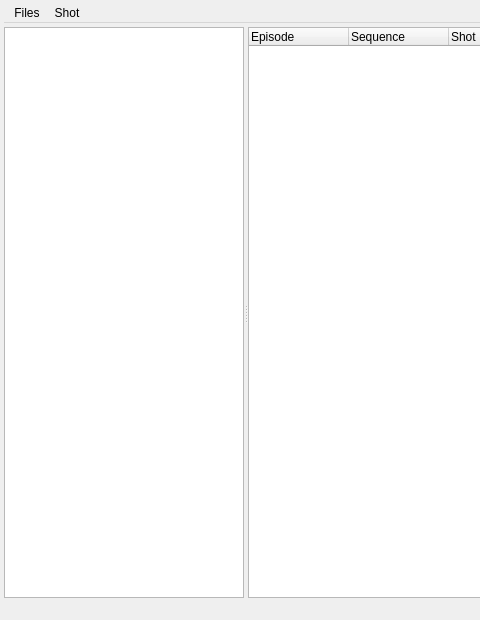
First picture: the form in scripts/ui/shot_manager.ui, repository smartanimation/smartlibrary, before the edit; both pictures show x 0 to 480 and y 0 to 620 of the 981 by 620 pixel window.
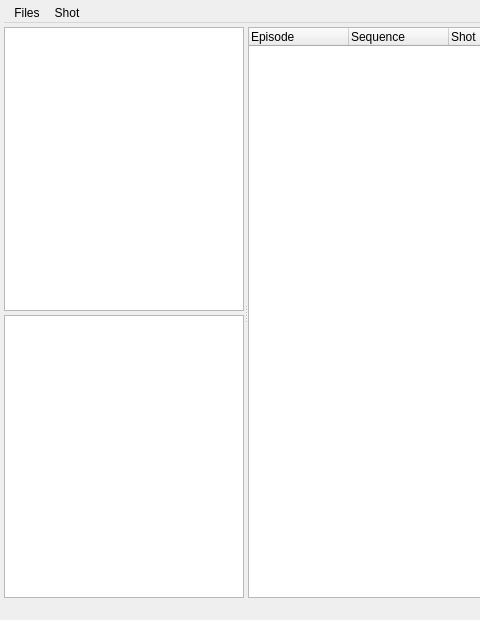
Second picture: the form after the edit.

```diff
--- a/scripts/ui/shot_manager.ui
+++ b/scripts/ui/shot_manager.ui
@@ -83,7 +83,7 @@
          <property name="orientation">
           <enum>Qt::Horizontal</enum>
          </property>
-         <widget class="QTreeWidget" name="shot_filter_tree">
+         <widget class="QWidget" name="shot_filter_panel">
           <property name="minimumSize">
            <size>
             <width>140</width>
@@ -96,6 +96,27 @@
             <height>16777215</height>
            </size>
           </property>
+          <layout class="QVBoxLayout" name="shot_filter_panel_layout">
+           <property name="spacing">
+            <number>4</number>
+           </property>
+           <property name="leftMargin">
+            <number>0</number>
+           </property>
+           <property name="topMargin">
+            <number>0</number>
+           </property>
+           <property name="rightMargin">
+            <number>0</number>
+           </property>
+           <property name="bottomMargin">
+            <number>0</number>
+           </property>
+           <item>
+            <widget class="QListWidget" name="episode_listview"/>
+           </item>
+           <item>
+            <widget class="QTreeWidget" name="shot_filter_tree">
           <property name="headerHidden">
            <bool>true</bool>
           </property>
@@ -107,6 +128,9 @@
             <string>Shots</string>
            </property>
           </column>
+            </widget>
+           </item>
+          </layout>
          </widget>
          <widget class="QTreeWidget" name="shot_list">
           <property name="selectionMode">
```
Lines whose indentation alone changed are shown as unchanged.
